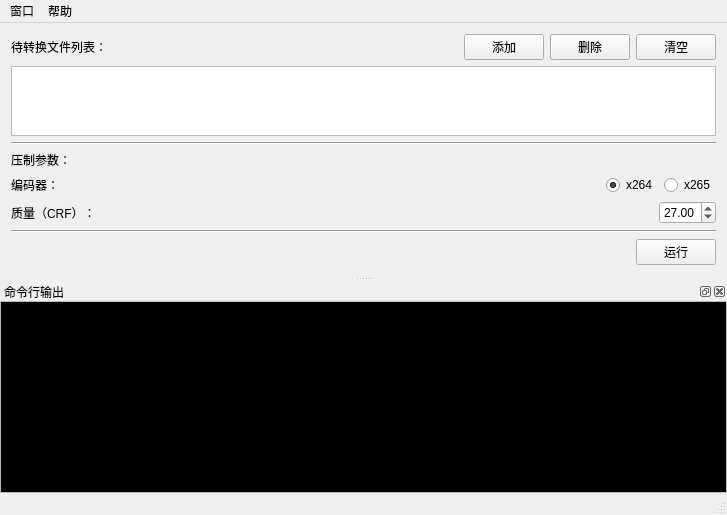
Qt form mainwindow.ui (shine5402/UCIEncoderGUIQt) before a commit.
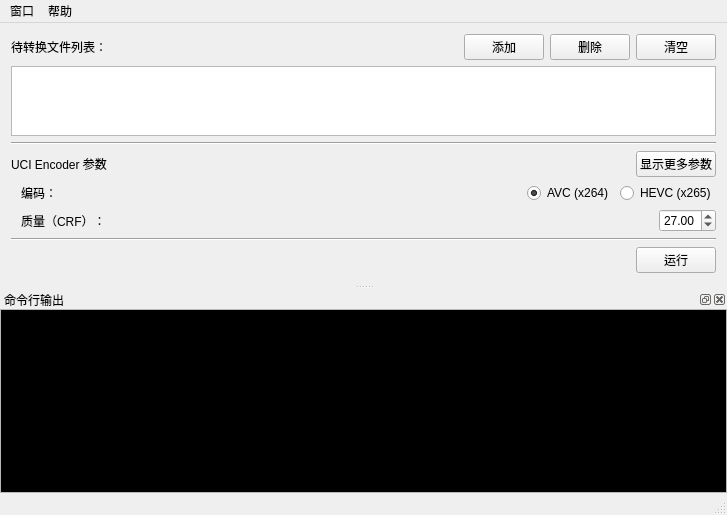
The same form after that commit. Icons and pictures are not drawn.

The edit to the form file:
```diff
--- a/mainwindow.ui
+++ b/mainwindow.ui
@@ -21,10 +21,7 @@
     <normaloff>icon_new.ico</normaloff>icon_new.ico</iconset>
   </property>
   <widget class="QWidget" name="centralWidget">
-   <layout class="QVBoxLayout" name="verticalLayout_2">
-    <property name="sizeConstraint">
-     <enum>QLayout::SetMinimumSize</enum>
-    </property>
+   <layout class="QVBoxLayout" name="verticalLayout_3">
     <item>
      <layout class="QVBoxLayout" name="filesLayout">
       <item>
@@ -89,20 +86,52 @@
      </widget>
     </item>
     <item>
-     <layout class="QVBoxLayout" name="verticalLayout">
+     <layout class="QVBoxLayout" name="verticalLayout_2">
+      <item>
+       <layout class="QHBoxLayout" name="horizontalLayout">
+        <property name="spacing">
+         <number>6</number>
+        </property>
       <item>
        <widget class="QLabel" name="label_2">
         <property name="text">
-         <string>压制参数：</string>
+           <string>&lt;html&gt;&lt;head/&gt;&lt;body&gt;&lt;p&gt;UCI Encoder 参数&lt;/p&gt;&lt;/body&gt;&lt;/html&gt;</string>
         </property>
        </widget>
       </item>
+        <item>
+         <spacer name="horizontalSpacer_5">
+          <property name="orientation">
+           <enum>Qt::Horizontal</enum>
+          </property>
+          <property name="sizeHint" stdset="0">
+           <size>
+            <width>40</width>
+            <height>20</height>
+           </size>
+          </property>
+         </spacer>
+        </item>
+        <item>
+         <widget class="QPushButton" name="showAdvancedButton">
+          <property name="text">
+           <string>显示更多参数</string>
+          </property>
+         </widget>
+        </item>
+       </layout>
+      </item>
+      <item>
+       <layout class="QVBoxLayout" name="verticalLayout">
+        <property name="leftMargin">
+         <number>10</number>
+        </property>
       <item>
        <layout class="QHBoxLayout" name="horizontalLayout_3">
         <item>
          <widget class="QLabel" name="label_3">
           <property name="text">
-           <string>编码器：</string>
+             <string>编码：</string>
           </property>
          </widget>
         </item>
@@ -122,7 +151,7 @@
         <item>
          <widget class="QRadioButton" name="x264radioButton">
           <property name="text">
-           <string>x264</string>
+             <string>AVC (x264)</string>
           </property>
           <property name="checked">
            <bool>true</bool>
@@ -132,7 +161,7 @@
         <item>
          <widget class="QRadioButton" name="x265radioButton">
           <property name="text">
-           <string>x265</string>
+             <string>HEVC (x265)</string>
           </property>
          </widget>
         </item>
@@ -172,6 +201,8 @@
            <double>27.000000000000000</double>
           </property>
          </widget>
+          </item>
+         </layout>
         </item>
        </layout>
       </item>
```
Lines whose indentation alone changed are shown as unchanged.
